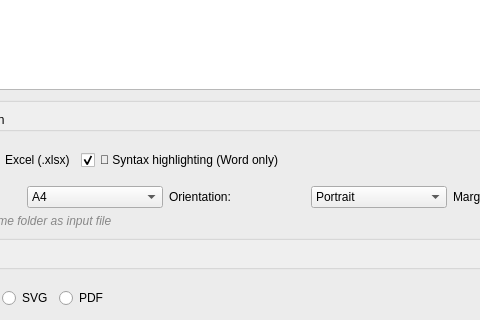
Above: ui/main_window.ui from Arean82/Markdown-to-Word-Excel-Converter before the change; both pictures show x 142 to 622 and y 325 to 645 of the 900 by 750 pixel window. Below: the same form after it.
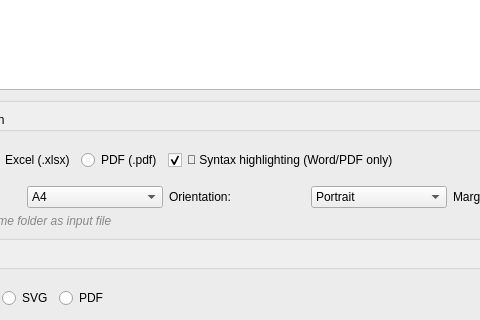
That is the form after the change.

Commit message: feat: implement main application window and core markdown conversion logic with UI support

```diff
--- a/ui/main_window.ui
+++ b/ui/main_window.ui
@@ -134,10 +134,17 @@
            </property>
           </widget>
          </item>
+         <item>
+          <widget class="QRadioButton" name="pdfMarkdownRadio">
+           <property name="text">
+            <string>PDF (.pdf)</string>
+           </property>
+          </widget>
+         </item>
          <item>
           <widget class="QCheckBox" name="highlightCheck">
            <property name="text">
-            <string>🎨 Syntax highlighting (Word only)</string>
+            <string>🎨 Syntax highlighting (Word/PDF only)</string>
            </property>
            <property name="checked">
             <bool>true</bool>
```
The commit also changes 3 other files.
